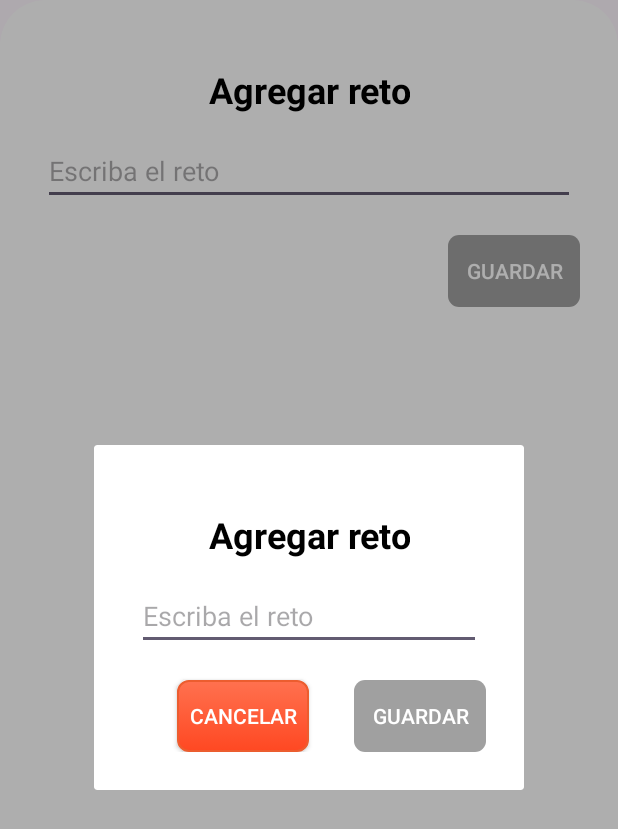
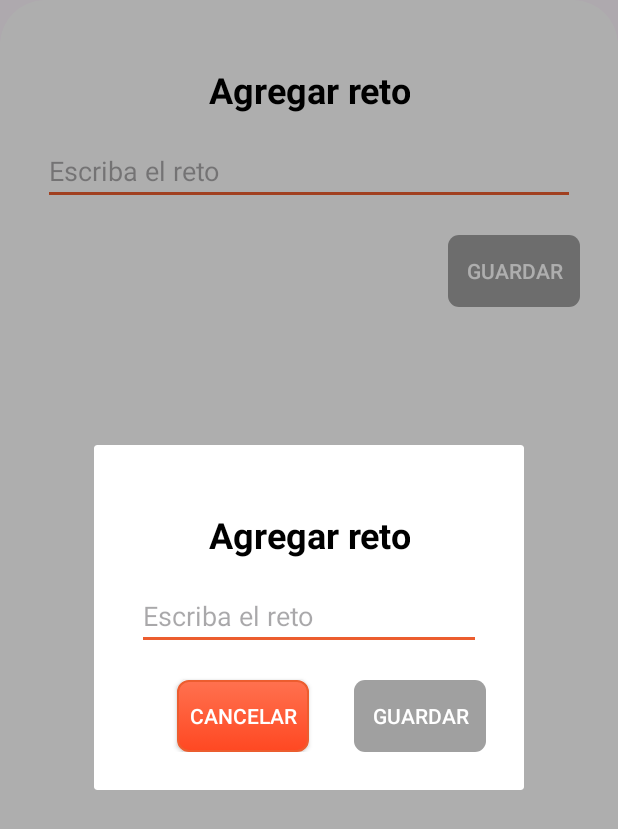
Before and after one commit to cricamore/equipoCuatroMP1, an Android app: the fragment FragmentCustomDialog shown on its own in the app's theme, on a phone screen of 412 x 824 dp. Shown: the top 829 px of the screen. Run offline under Robolectric (Android 15) with nearby library versions, the phone set to English and light mode, and no system bars; our stand-ins replace data binding; 1 statement that could not run was skipped.

Commit message:
actuaización en el archvio fragment_custom_dialog.xml

```diff
--- a/app/src/main/res/layout/fragment_custom_dialog.xml
+++ b/app/src/main/res/layout/fragment_custom_dialog.xml
@@ -38,6 +38,7 @@
                 android:layout_width="0dp"
                 android:layout_height="wrap_content"
                 android:hint="@string/reto_dialog"
+                android:backgroundTint="@color/colorOrange"
                 android:inputType="text"
                 android:gravity="start"
                 android:id="@+id/etReto"
```
